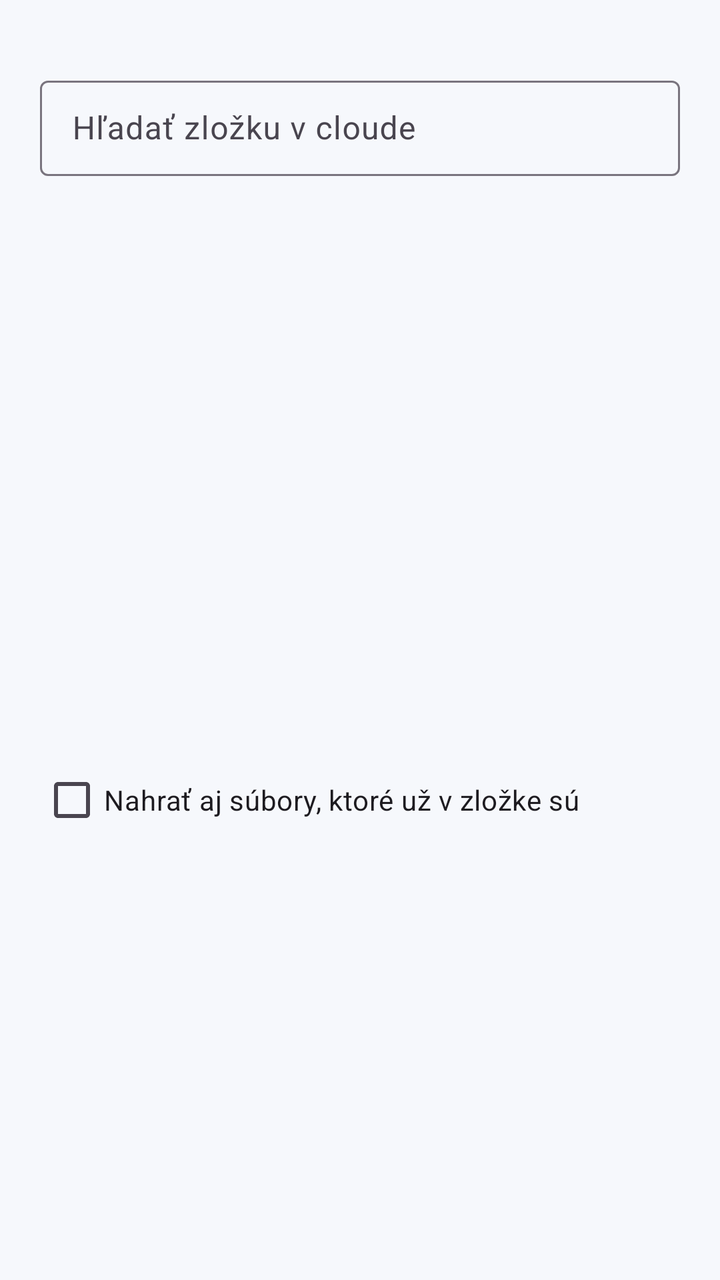
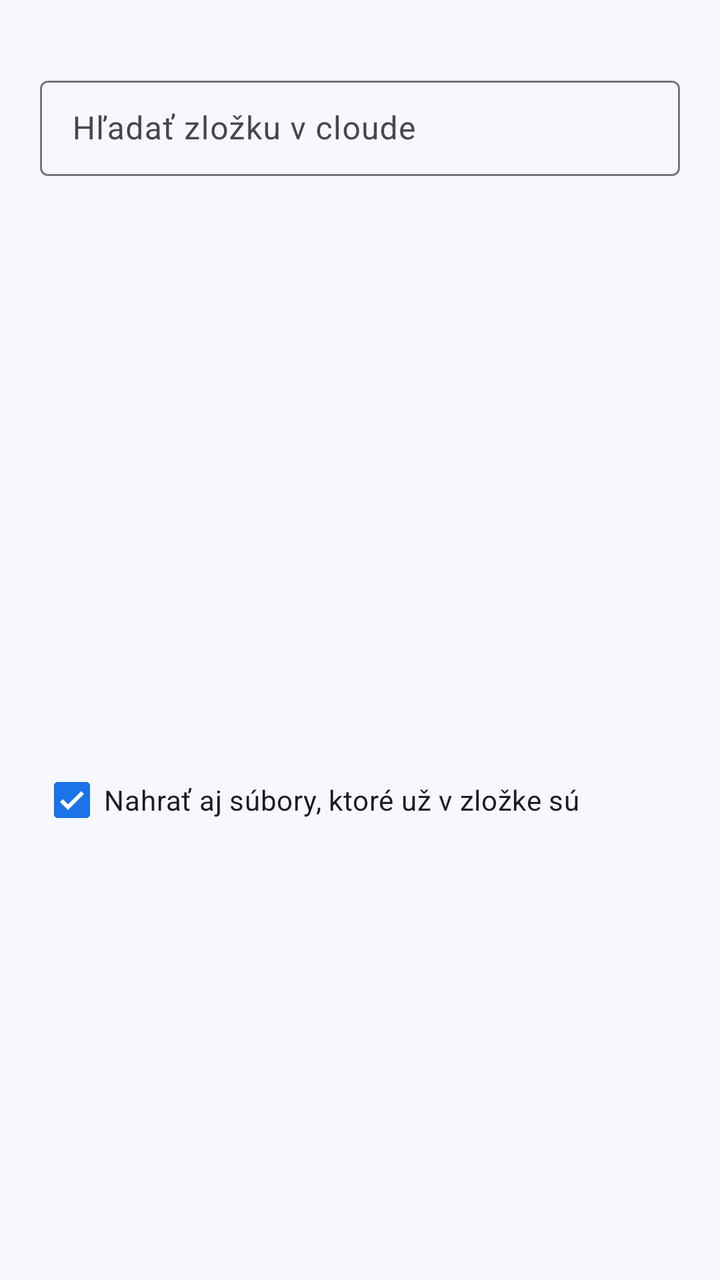

Screens rendered from an Android XML layout before and after an edit, with the pre-edit source and the edit as a unified diff.
<!-- AndroidManifest.xml: application theme Theme.Cloud -->
<!-- res/layout/dialog_pick_folder.xml -->
<?xml version="1.0" encoding="utf-8"?>
<LinearLayout xmlns:android="http://schemas.android.com/apk/res/android"
    android:layout_width="match_parent"
    android:layout_height="wrap_content"
    android:orientation="vertical"
    android:paddingStart="20dp"
    android:paddingTop="8dp"
    android:paddingEnd="20dp">

    <TextView
        android:id="@+id/pickInfo"
        android:layout_width="match_parent"
        android:layout_height="wrap_content"
        android:layout_marginBottom="8dp"
        android:textColor="@color/ink_muted" />

    <com.google.android.material.textfield.TextInputLayout
        style="@style/Widget.Material3.TextInputLayout.OutlinedBox.Dense"
        android:layout_width="match_parent"
        android:layout_height="wrap_content"
        android:hint="Hľadať zložku v cloude">
        <com.google.android.material.textfield.TextInputEditText
            android:id="@+id/search"
            android:layout_width="match_parent"
            android:layout_height="wrap_content"
            android:inputType="text" />
    </com.google.android.material.textfield.TextInputLayout>

    <ListView
        android:id="@+id/list"
        android:layout_width="match_parent"
        android:layout_height="280dp"
        android:layout_marginTop="8dp"
        android:choiceMode="singleChoice" />

    <com.google.android.material.checkbox.MaterialCheckBox
        android:id="@+id/includeExisting"
        android:layout_width="match_parent"
        android:layout_height="wrap_content"
        android:text="Nahrať aj súbory, ktoré už v zložke sú" />
</LinearLayout>
<!-- resources referenced by this layout -->
<resources>
  <color name="ink_muted">#5F6368</color>
  <style name="Theme.Cloud" parent="Theme.Material3.DayNight.NoActionBar">
          <item name="colorPrimary">@color/brand</item>
          <item name="colorOnPrimary">@android:color/white</item>
          <item name="colorPrimaryContainer">#D3E3FD</item>
          <item name="colorSecondary">@color/accent</item>
          <item name="android:colorBackground">@color/bg</item>
          <item name="colorSurface">@color/surface</item>
          <item name="android:statusBarColor">@color/bg</item>
          <item name="android:navigationBarColor">@color/bg</item>
          <item name="android:windowLightStatusBar">true</item>
          <item name="android:windowLightNavigationBar">true</item>
          <item name="shapeAppearanceSmallComponent">@style/Shape.Cloud.Pill</item>
      </style>
  <color name="brand">#1A73E8</color>
  <color name="accent">#6C4CF5</color>
  <color name="bg">#F6F8FC</color>
  <color name="surface">#FFFFFF</color>
  <style name="Shape.Cloud.Pill" parent="">
          <item name="cornerFamily">rounded</item>
          <item name="cornerSize">14dp</item>
      </style>
</resources>

<!-- the commit's change to res/layout/dialog_pick_folder.xml (unified diff, before → after) -->
@@ -35,6 +35,7 @@
 
     <com.google.android.material.checkbox.MaterialCheckBox
         android:id="@+id/includeExisting"
+        android:checked="true"
         android:layout_width="match_parent"
         android:layout_height="wrap_content"
         android:text="Nahrať aj súbory, ktoré už v zložke sú" />
